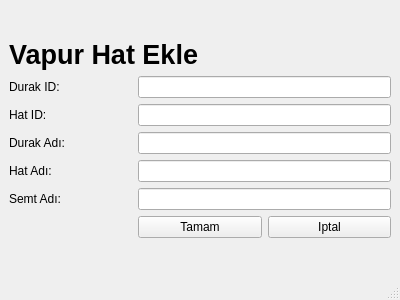
The window that Uygulama/hateklevapur.ui (ergenekonyigit/heysem) describes before a commit, drawn with Qt 5.
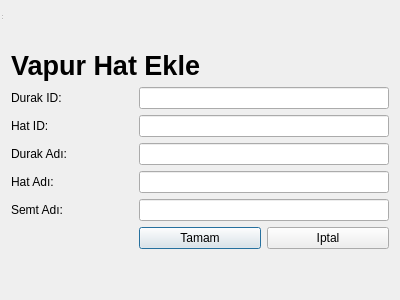
The same window after the commit.

Patch:
```diff
--- a/Uygulama/hateklevapur.ui
+++ b/Uygulama/hateklevapur.ui
@@ -1,7 +1,7 @@
 <?xml version="1.0" encoding="UTF-8"?>
 <ui version="4.0">
  <class>HatEkleVapur</class>
- <widget class="QMainWindow" name="HatEkleVapur">
+ <widget class="QDialog" name="HatEkleVapur">
   <property name="geometry">
    <rect>
     <x>0</x>
@@ -11,9 +11,10 @@
    </rect>
   </property>
   <property name="windowTitle">
-   <string>MainWindow</string>
+   <string>Vapur Hat Ekle</string>
   </property>
-  <widget class="QWidget" name="centralwidget">
+  <layout class="QGridLayout" name="gridLayout_3">
+   <item row="1" column="0">
    <layout class="QGridLayout" name="gridLayout_2">
     <item row="2" column="0">
      <spacer name="verticalSpacer">
@@ -124,18 +125,18 @@
      </spacer>
     </item>
    </layout>
-  </widget>
-  <widget class="QMenuBar" name="menubar">
+   </item>
+  </layout>
+  <widget class="QStatusBar" name="statusbar">
    <property name="geometry">
     <rect>
      <x>0</x>
      <y>0</y>
-     <width>400</width>
-     <height>22</height>
+     <width>3</width>
+     <height>21</height>
     </rect>
    </property>
   </widget>
-  <widget class="QStatusBar" name="statusbar"/>
  </widget>
  <resources/>
  <connections/>
```
Lines whose indentation alone changed are shown as unchanged.
